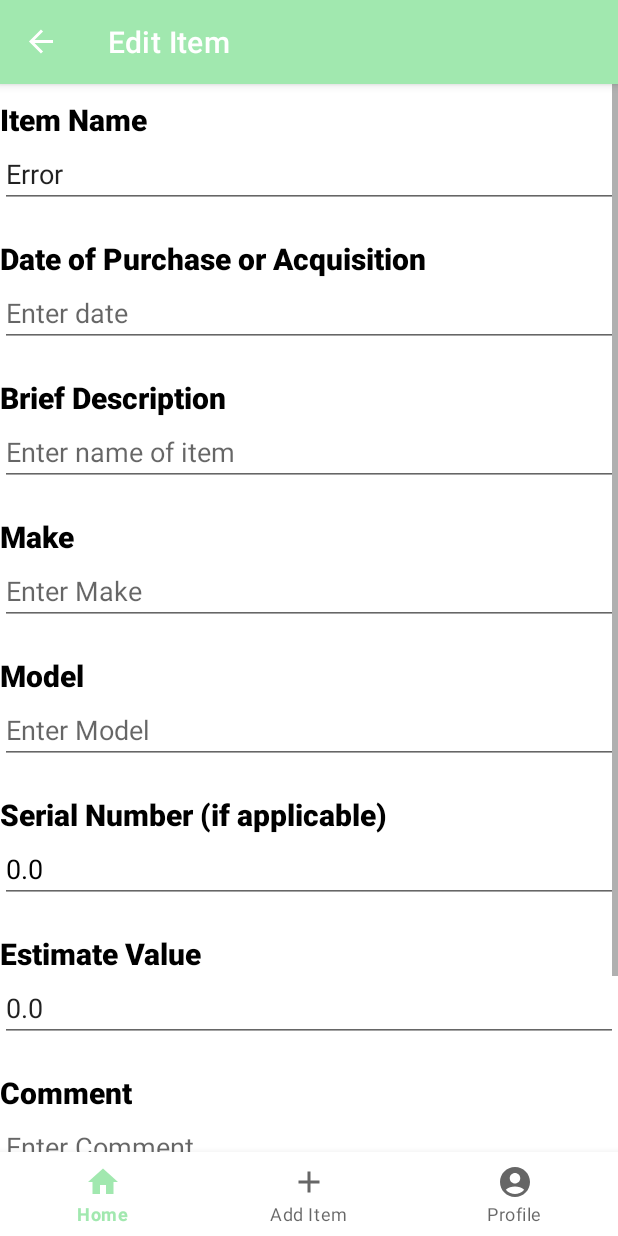
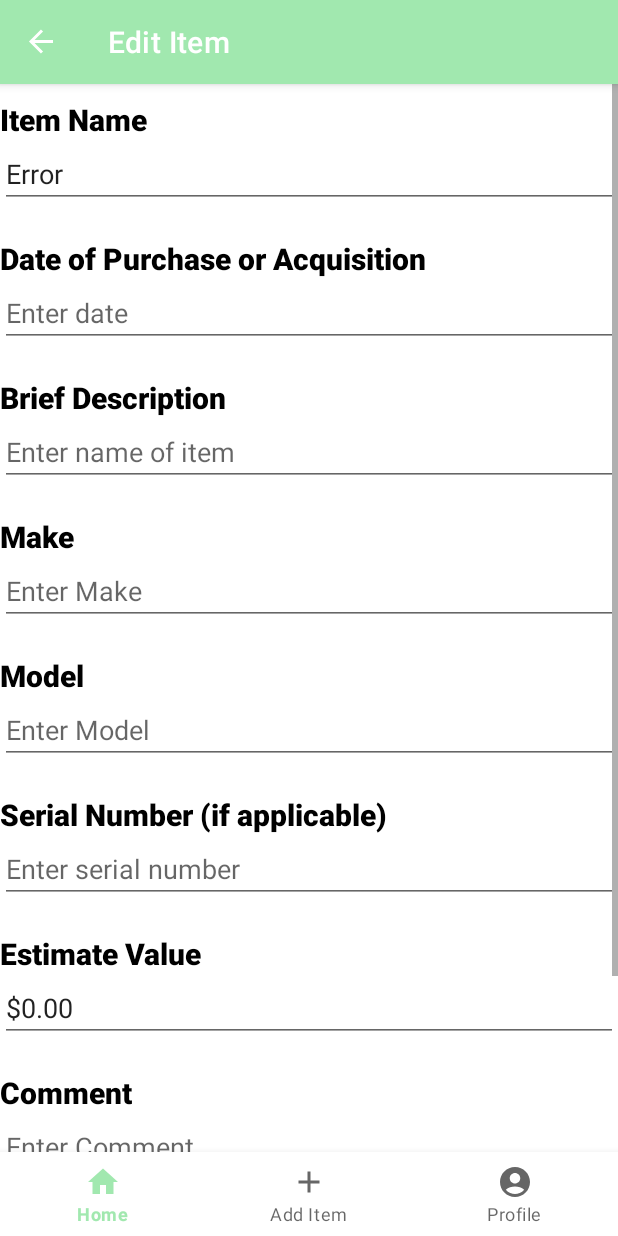
Before and after one commit to CMPUT301F23T20/JavaJeniuses, an Android app: the EditItemFragment screen opened through its navigation route, on a phone screen of 412 x 824 dp. Run offline under Robolectric (Android 15) with nearby library versions, the phone set to English and light mode, and no system bars; our stand-ins replace Firebase (no records; nobody signed in at launch, a user with empty details on screens opened directly), navigation-ui; 4 statements that could not run were skipped.

Commit message:
clean up code for better style. decouple storage style of data from display style

```diff
--- a/InventoryManager/app/src/main/java/com/example/inventorymanager/Item.java
+++ b/InventoryManager/app/src/main/java/com/example/inventorymanager/Item.java
@@ -1,6 +1,9 @@
 package com.example.inventorymanager;
 
+import android.util.Log;
+
 import java.util.HashMap;
+import java.util.Locale;
 
 public class Item {
     private String itemName;
@@ -8,20 +11,20 @@ public class Item {
     private String description;
     private String model;
     private String make;
-    private double serialNumber;
-    private double estimateValue;
+    private String serialNumber;
+    private double estimatedValue;
     private String comment;
 
 
-    public Item(String itemName, String purchaseDate, String description, String model, String make, double serialNumber, double estimateValue, String comment) {
-        this.itemName = itemName;
-        this.purchaseDate = purchaseDate;
-        this.description = description;
-        this.model = model;
-        this.make = make;
-        this.serialNumber = serialNumber;
-        this.estimateValue = estimateValue;
-        this.comment = comment;
+    public Item(String itemName, String purchaseDate, String description, String model, String make, String serialNumber, String estimatedValue, String comment) {
+        this.setItemName(itemName);
+        this.setPurchaseDate(purchaseDate);
+        this.setDescription(description);
+        this.setModel(model);
+        this.setMake(make);
+        this.setSerialNumber(serialNumber);
+        this.setEstimatedValue(estimatedValue);
+        this.setComment(comment);
     }
 
     public String getItemName() {
@@ -64,20 +67,25 @@ public class Item {
         this.make = make;
     }
 
-    public double getSerialNumber() {
+    public String getSerialNumber() {
         return serialNumber;
     }
 
-    public void setSerialNumber(double serialNumber) {
+    public void setSerialNumber(String serialNumber) {
         this.serialNumber = serialNumber;
     }
 
-    public double getEstimateValue() {
-        return estimateValue;
+    public String getEstimatedValue() {
+        return String.format(Locale.US, "$%.2f", this.estimatedValue);
     }
 
-    public void setEstimateValue(double estimateValue) {
-        this.estimateValue = estimateValue;
+    public void setEstimatedValue(String estimatedValue) {
+        Log.d("test", estimatedValue);
+        Log.d("test", Double.toString(Double.valueOf(estimatedValue.substring(1))));
+        if (estimatedValue.charAt(0) == '$') {
+            estimatedValue = estimatedValue.substring(1);
+        }
+        this.estimatedValue = Double.valueOf(estimatedValue);
     }
 
     public String getComment() {
@@ -98,8 +106,8 @@ public class Item {
         doc.put("description", this.getDescription());
         doc.put("model", this.getModel());
         doc.put("make", this.getMake());
-        doc.put("number", Double.toString(this.getSerialNumber()));
-        doc.put("value", Double.toString(this.getEstimateValue()));
+        doc.put("number", this.getSerialNumber());
+        doc.put("value", this.getEstimatedValue());
         doc.put("comment", this.getComment());
         return doc;
     }
--- a/InventoryManager/app/src/main/java/com/example/inventorymanager/ItemAdapter.java
+++ b/InventoryManager/app/src/main/java/com/example/inventorymanager/ItemAdapter.java
@@ -19,9 +19,9 @@ public class ItemAdapter extends ArrayAdapter{
     private final Context context;
     private ArrayList<Item> items;
 
-    public ItemAdapter(Context context, int value,ArrayList<Item> cities) {
-        super(context, value, cities);
-        this.items = cities;
+    public ItemAdapter(Context context, int value,ArrayList<Item> items) {
+        super(context, value, items);
+        this.items = items;
         this.context = context;
     }
 
@@ -40,10 +40,9 @@ public class ItemAdapter extends ArrayAdapter{
         TextView estimateValue = view.findViewById(R.id.estimateValueTextView);
         TextView purchaseDate = view.findViewById(R.id.purchaseDateTextView);
 
-        String formattedValue = String.format(Locale.US, "%.2f", item.getEstimateValue());
         itemName.setText(item.getItemName());
         description.setText(item.getDescription());
-        estimateValue.setText("$" + formattedValue);
+        estimateValue.setText(item.getEstimatedValue());
         purchaseDate.setText(item.getPurchaseDate());
         return view;
     }
--- a/InventoryManager/app/src/main/java/com/example/inventorymanager/ItemViewModel.java
+++ b/InventoryManager/app/src/main/java/com/example/inventorymanager/ItemViewModel.java
@@ -64,8 +64,8 @@ public class ItemViewModel extends ViewModel {
                                     (String) rawItem.get("description"),
                                     (String) rawItem.get("model"),
                                     (String) rawItem.get("make"),
-                                    Double.valueOf((String) rawItem.get("number")),
-                                    Double.valueOf((String) rawItem.get("value")),
+                                    (String) rawItem.get("number"),
+                                    (String) rawItem.get("value"),
                                     (String) rawItem.get("comment"));
                             items.add(cleanedItem);
                         }
@@ -88,7 +88,7 @@ public class ItemViewModel extends ViewModel {
         }
 
         // should never ever be reached
-        return new Item("Error", "", "", "", "", 0.0, 0.0, "");
+        return new Item("Error", "", "", "", "", "", "", "");
     }
 
     // add an item to the database and what is being shown
--- a/InventoryManager/app/src/main/java/com/example/inventorymanager/ui/addItem/addItemFragment.java
+++ b/InventoryManager/app/src/main/java/com/example/inventorymanager/ui/addItem/addItemFragment.java
@@ -100,13 +100,13 @@ public class addItemFragment extends Fragment {
             String make = makeInput.getText().toString();
             String model = modelInput.getText().toString();
             String serialNumber = serialNumberInput.getText().toString();
-            String estimateValue = estimatedValueInput.getText().toString();
+            String estimatedValue = estimatedValueInput.getText().toString();
             String comment = commentInput.getText().toString();
 
             // Check if required fields are not empty (This is just a brief validation check, needs to be adjusted for future specifications
-            if (!itemName.isEmpty() && !purchaseDate.isEmpty() && !description.isEmpty() && !make.isEmpty() && !model.isEmpty() && !serialNumber.isEmpty() && !estimateValue.isEmpty() && !comment.isEmpty()) {
+            if (!itemName.isEmpty() && !purchaseDate.isEmpty() && !description.isEmpty() && !make.isEmpty() && !model.isEmpty() && !serialNumber.isEmpty() && !estimatedValue.isEmpty() && !comment.isEmpty()) {
                 // Create a new item using the filled out fields
-                Item newItem = new Item(itemName, purchaseDate, description,model, make, Double.parseDouble(serialNumber), Double.parseDouble(estimateValue), comment);
+                Item newItem = new Item(itemName, purchaseDate, description,model, make, serialNumber, estimatedValue, comment);
 
                 // Add the new item to the shared ViewModel
                 itemViewModel.addItem(newItem);
--- a/InventoryManager/app/src/main/java/com/example/inventorymanager/ui/editItem/EditItemFragment.java
+++ b/InventoryManager/app/src/main/java/com/example/inventorymanager/ui/editItem/EditItemFragment.java
@@ -71,8 +71,8 @@ public class EditItemFragment extends Fragment {
         descriptionInput.setText(item.getDescription());
         makeInput.setText(item.getMake());
         modelInput.setText(item.getModel());
-        serialNumberInput.setText(Double.toString(item.getSerialNumber()));
-        estimatedValueInput.setText(Double.toString(item.getEstimateValue()));
+        serialNumberInput.setText(item.getSerialNumber());
+        estimatedValueInput.setText(item.getEstimatedValue());
         commentInput.setText(item.getComment());
 
         // add effect of the save button when pressed (save changes)
@@ -83,8 +83,8 @@ public class EditItemFragment extends Fragment {
                     descriptionInput.getText().toString(),
                     makeInput.getText().toString(),
                     modelInput.getText().toString(),
-                    Double.valueOf(serialNumberInput.getText().toString()),
-                    Double.valueOf(estimatedValueInput.getText().toString()),
+                    serialNumberInput.getText().toString(),
+                    estimatedValueInput.getText().toString(),
                     commentInput.getText().toString());
             // update the value of this item in the database
             itemViewModel.editItem(key, newItem);
--- a/InventoryManager/app/src/main/java/com/example/inventorymanager/ui/viewItem/ViewItemFragment.java
+++ b/InventoryManager/app/src/main/java/com/example/inventorymanager/ui/viewItem/ViewItemFragment.java
@@ -78,8 +78,8 @@ public class ViewItemFragment extends Fragment {
         descriptionValue.setText(item.getDescription());
         makeValue.setText(item.getMake());
         modelValue.setText(item.getModel());
-        serialNumberValue.setText(Double.toString(item.getSerialNumber()));
-        estimatedValueValue.setText(Double.toString(item.getEstimateValue()));
+        serialNumberValue.setText(item.getSerialNumber());
+        estimatedValueValue.setText(item.getEstimatedValue());
         commentValue.setText(item.getComment());
 
         // add effect of the edit button when pressed (edit details)
```
